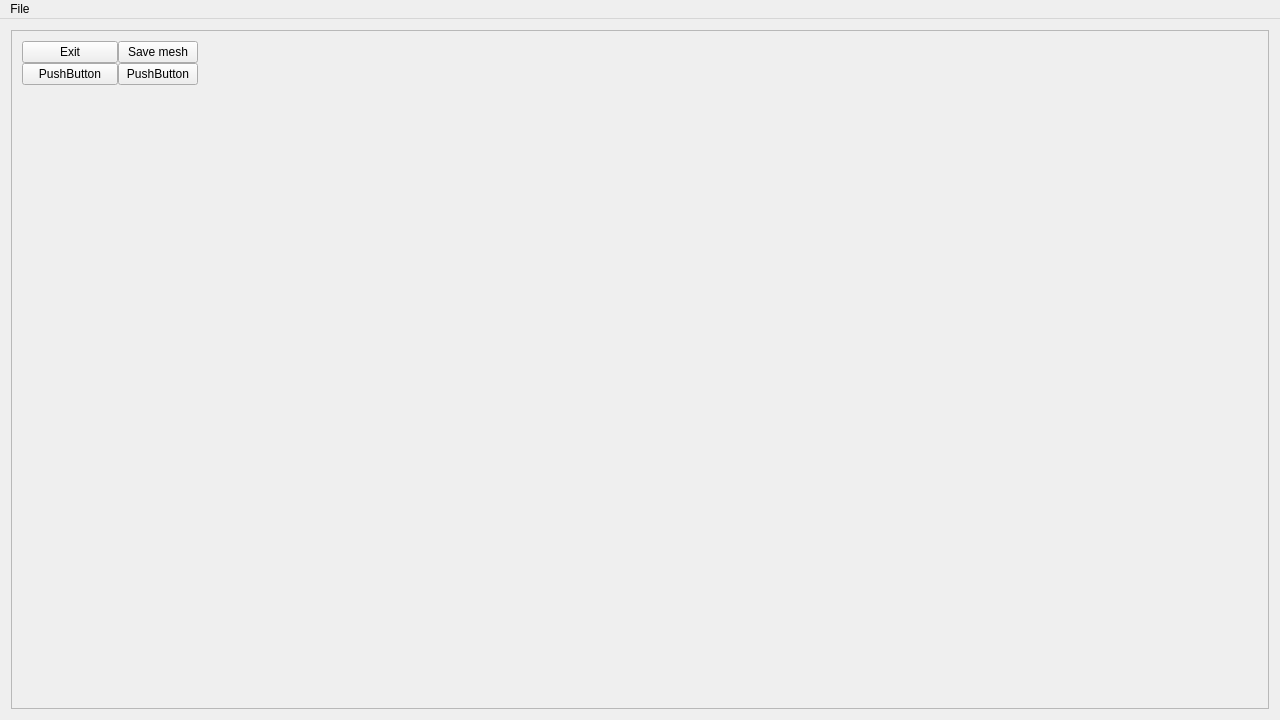
Before: the Qt Designer form Source/mainwindow.ui in ljsp/Mesh_Computer_Geometry, drawn with Qt 5.
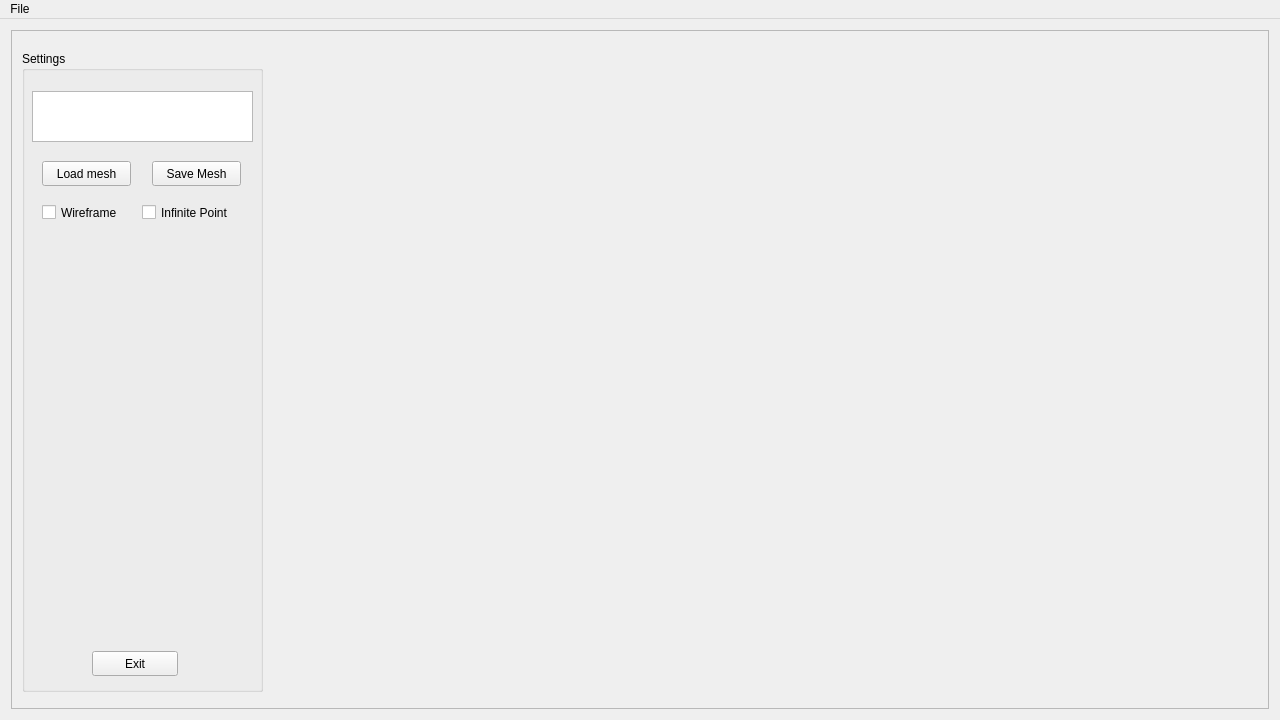
After: the same form once the commit is applied. Icons and pictures are not drawn. Custom widgets are drawn as their Qt base class.

Commit message: Improv: Wireframe, objet import & save in UI

What changed in the file:
```diff
--- a/Source/mainwindow.ui
+++ b/Source/mainwindow.ui
@@ -63,85 +63,96 @@
          <property name="layoutDirection">
           <enum>Qt::RightToLeft</enum>
          </property>
-         <widget class="QFrame" name="frame_2">
+         <widget class="QGroupBox" name="groupBox">
           <property name="geometry">
            <rect>
             <x>10</x>
-            <y>10</y>
-            <width>187</width>
-            <height>661</height>
+            <y>20</y>
+            <width>241</width>
+            <height>641</height>
            </rect>
           </property>
-          <property name="frameShape">
-           <enum>QFrame::VLine</enum>
+          <property name="layoutDirection">
+           <enum>Qt::LeftToRight</enum>
           </property>
-          <property name="frameShadow">
-           <enum>QFrame::Raised</enum>
+          <property name="title">
+           <string>Settings</string>
           </property>
-          <property name="lineWidth">
-           <number>0</number>
-          </property>
-          <layout class="QFormLayout" name="formLayout">
-           <property name="horizontalSpacing">
-            <number>0</number>
+          <widget class="QPushButton" name="exit_button">
+           <property name="geometry">
+            <rect>
+             <x>70</x>
+             <y>600</y>
+             <width>86</width>
+             <height>25</height>
+            </rect>
            </property>
-           <property name="verticalSpacing">
-            <number>0</number>
+           <property name="text">
+            <string>Exit</string>
            </property>
-           <property name="leftMargin">
-            <number>0</number>
+          </widget>
+          <widget class="QCheckBox" name="wireframe_checkbox">
+           <property name="geometry">
+            <rect>
+             <x>20</x>
+             <y>150</y>
+             <width>92</width>
+             <height>23</height>
+            </rect>
            </property>
-           <property name="topMargin">
-            <number>0</number>
+           <property name="text">
+            <string>Wireframe</string>
            </property>
-           <property name="bottomMargin">
-            <number>0</number>
+          </widget>
+          <widget class="QPushButton" name="load_button">
+           <property name="geometry">
+            <rect>
+             <x>20</x>
+             <y>110</y>
+             <width>89</width>
+             <height>25</height>
+            </rect>
            </property>
-           <item row="0" column="0">
-            <widget class="QPushButton" name="pushButton">
-             <property name="text">
-              <string>Save mesh</string>
-             </property>
-            </widget>
-           </item>
-           <item row="0" column="1">
-            <widget class="QPushButton" name="pushButton_2">
-             <property name="text">
-              <string>Exit</string>
-             </property>
-            </widget>
-           </item>
-           <item row="2" column="0">
-            <widget class="QPushButton" name="pushButton_4">
-             <property name="text">
-              <string>PushButton</string>
-             </property>
-            </widget>
-           </item>
-           <item row="2" column="1">
-            <widget class="QPushButton" name="pushButton_3">
-             <property name="text">
-              <string>PushButton</string>
-             </property>
-            </widget>
-           </item>
-           <item row="3" column="1">
-            <spacer name="verticalSpacer">
-             <property name="orientation">
-              <enum>Qt::Vertical</enum>
-             </property>
-             <property name="sizeType">
-              <enum>QSizePolicy::Fixed</enum>
-             </property>
-             <property name="sizeHint" stdset="0">
-              <size>
-               <width>20</width>
-               <height>600</height>
-              </size>
-             </property>
-            </spacer>
-           </item>
-          </layout>
+           <property name="text">
+            <string>Load mesh</string>
+           </property>
+          </widget>
+          <widget class="QPushButton" name="save_button">
+           <property name="geometry">
+            <rect>
+             <x>130</x>
+             <y>110</y>
+             <width>89</width>
+             <height>25</height>
+            </rect>
+           </property>
+           <property name="text">
+            <string>Save Mesh</string>
+           </property>
+          </widget>
+          <widget class="QCheckBox" name="inf_point_checkbox">
+           <property name="geometry">
+            <rect>
+             <x>120</x>
+             <y>150</y>
+             <width>121</width>
+             <height>23</height>
+            </rect>
+           </property>
+           <property name="text">
+            <string>Infinite Point</string>
+           </property>
+          </widget>
+          <widget class="QListWidget" name="object_list">
+           <property name="geometry">
+            <rect>
+             <x>10</x>
+             <y>40</y>
+             <width>221</width>
+             <height>51</height>
+            </rect>
+           </property>
+          </widget>
          </widget>
         </widget>
        </item>
```
The commit also changes 10 other files.
